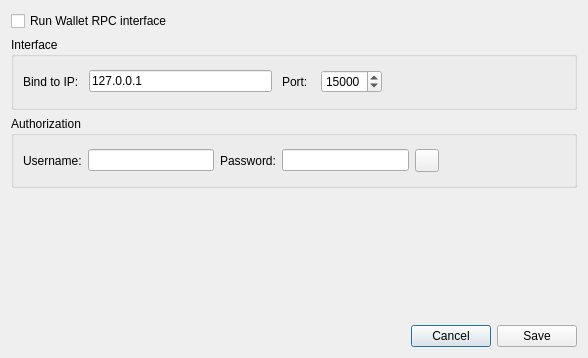
seredat/karbowanecwallet, file src/gui/ui/walletrpcsettingsdialog.ui: the form before one commit.
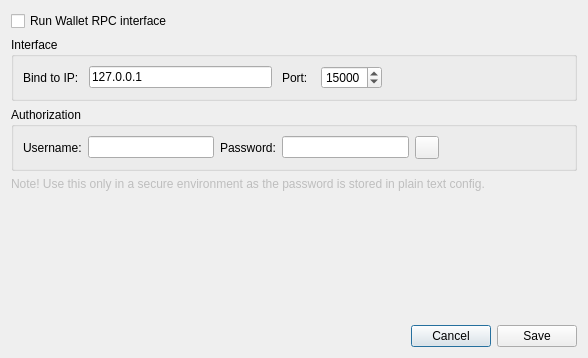
The form after the commit. Icons and pictures are not drawn.

Commit message: Add a note on security

The edit to the form file:
```diff
--- a/src/gui/ui/walletrpcsettingsdialog.ui
+++ b/src/gui/ui/walletrpcsettingsdialog.ui
@@ -175,6 +175,22 @@
      </layout>
     </widget>
    </item>
+   <item>
+    <widget class="QLabel" name="label">
+     <property name="enabled">
+      <bool>false</bool>
+     </property>
+     <property name="text">
+      <string>Note! Use this only in a secure environment as the password is stored in plain text config.</string>
+     </property>
+     <property name="textFormat">
+      <enum>Qt::AutoText</enum>
+     </property>
+     <property name="wordWrap">
+      <bool>true</bool>
+     </property>
+    </widget>
+   </item>
    <item>
     <spacer name="verticalSpacer">
      <property name="orientation">
```
